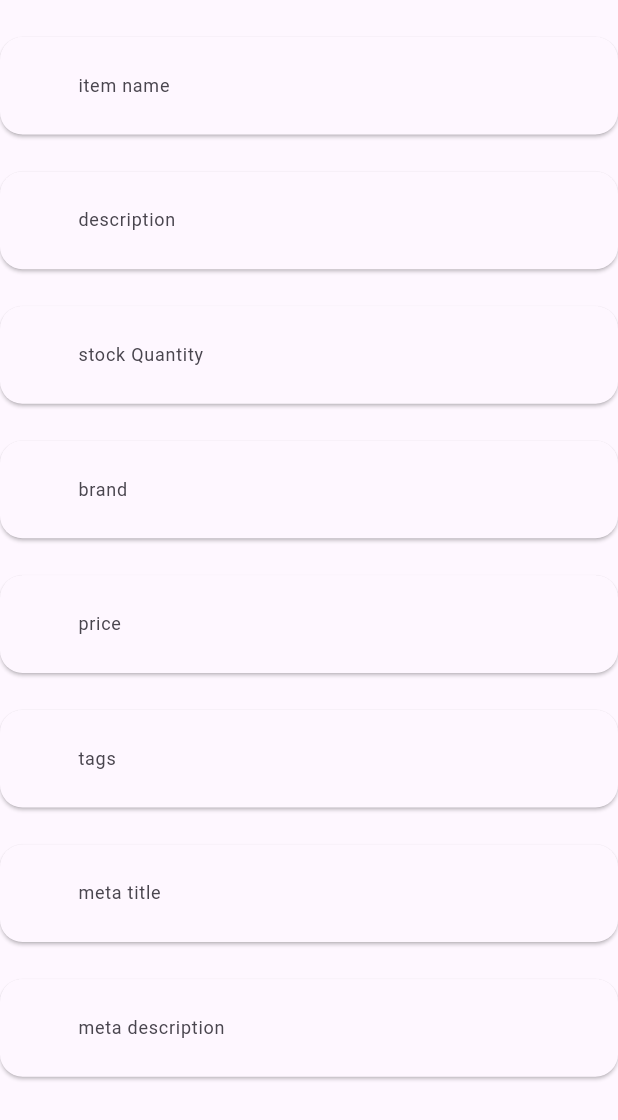
After one commit to VishnuMelath/adast_seller, a Flutter app: the AddUpdateItem screen opened directly, on a phone screen of 412 x 824 dp. The commit adds this screen. Shown: the top 1120 px of the screen. Run offline on Flutter 3.47's test engine with Material 3 defaults, Android fonts, the light colour scheme and no system bars; our stand-ins replace bloc, cloud_firestore, firebase_auth, firebase_core, firebase_storage, flutter_bloc and 5 more; accounts and stored records are empty.

Commit message:
addupdate page and changes in datamode

```diff
--- a/lib/ themes/constants.dart
+++ b/lib/ themes/constants.dart
@@ -28,6 +28,8 @@ Map<bool, Icon> eye = {
 const String imagePath =
     'https://firebasestorage.googleapis.com/v0/b/adast-425404.appspot.com/o/profileImages%2Fbusinessman.png?alt=media&token=1245ce78-22fa-43d1-b863-bad64a8dcab4';
 
-List<String> options = [
+List<String> drawerOptions = [
        'Dashboard', 'Inventory', 'Reservations', 'Inbox', 'Revenue', 'Settings'
     ];
+
+List<String> categoryOptios =['Shirt',];
--- a/lib/custom_widgets/custom_textfield.dart
+++ b/lib/custom_widgets/custom_textfield.dart
@@ -9,8 +9,10 @@ class CustomTextfield extends StatefulWidget {
   final bool password;
   final TextEditingController? passController;
   final int maxLines;
+  final bool number;
   const CustomTextfield({
     super.key,
+    this.number=false,
     this.login = false,
     this.password = false,
     required this.label,
@@ -43,6 +45,7 @@ class _CustomTextfieldState extends State<CustomTextfield> {
         borderRadius: BorderRadius.circular(15),
         elevation: elevation,
         child: TextFormField(
+          keyboardType: widget.number?TextInputType.number:TextInputType.text,
           maxLines: widget.maxLines,
           minLines: 1,
           autovalidateMode: widget.login||widget.passController!=null
--- /dev/null
+++ b/lib/features/add_update_item/UI/add_update_item.dart
@@ -0,0 +1,36 @@
+import 'package:adast_seller/custom_widgets/custom_textfield.dart';
+import 'package:flutter/material.dart';
+
+class AddUpdateItem extends StatelessWidget {
+  const AddUpdateItem({super.key});
+
+  @override
+  Widget build(BuildContext context) {
+    GlobalKey<FormState> formkey =GlobalKey();
+    TextEditingController nameController=TextEditingController();
+    TextEditingController descriptionController = TextEditingController();
+    TextEditingController quantityController =TextEditingController();
+    TextEditingController brandController=TextEditingController();
+    TextEditingController priceController=TextEditingController();
+    TextEditingController tagsController =TextEditingController();
+    TextEditingController metaTitleController=TextEditingController();
+    TextEditingController metaDescriptionController =TextEditingController();
+
+    return Scaffold(
+      body: Form(
+        key: formkey,
+        child: ListView(
+          children: [
+            CustomTextfield(label: 'item name', controller: nameController),
+            CustomTextfield(label: 'description', controller: descriptionController,maxLines: 6,),
+            CustomTextfield(label: 'stock Quantity', controller: quantityController),
+            CustomTextfield(label: 'brand', controller: brandController),
+            CustomTextfield(label: 'price', controller: priceController),
+            CustomTextfield(label: 'tags', controller: tagsController),
+            CustomTextfield(label: "meta title", controller: metaTitleController),
+            CustomTextfield(label: 'meta description', controller: metaDescriptionController)
+          ],
+      ),),
+    );
+  }
+}
--- /dev/null
+++ b/lib/features/add_update_item/bloc/add_update_event.dart
@@ -0,0 +1,4 @@
+part of 'add_update_bloc.dart';
+
+@immutable
+sealed class AddUpdateEvent {}
--- /dev/null
+++ b/lib/features/add_update_item/bloc/add_update_state.dart
@@ -0,0 +1,6 @@
+part of 'add_update_bloc.dart';
+
+@immutable
+sealed class AddUpdateState {}
+
+final class AddUpdateInitial extends AddUpdateState {}
--- a/lib/features/drawer/UI/drawer.dart
+++ b/lib/features/drawer/UI/drawer.dart
@@ -25,12 +25,12 @@ class DrawerPage extends StatelessWidget {
           builder: (context, state) {
             if (state is DrawerOptionState) {
               return Text(
-                options[state.index],
+                drawerOptions[state.index],
                 style: greenTextStyle,
               );
             } else {
               return Text(
-                options[0],
+                drawerOptions[0],
                 style: greenTextStyle,
               );
             }
@@ -84,7 +84,7 @@ class DrawerPage extends StatelessWidget {
                 (index) => customListTile(() {
                   Navigator.pop(context);
                   drawerBloc.add(DrawerOptionTappedEvent(index: index));
-                }, options[index]),
+                }, drawerOptions[index]),
               ),
               TextButton(
                   onPressed: () {
--- a/lib/features/drawer/bloc/drawer_bloc.dart
+++ b/lib/features/drawer/bloc/drawer_bloc.dart
@@ -19,5 +19,6 @@ class DrawerBloc extends Bloc<DrawerEvent, DrawerState> {
 
   FutureOr<void> drawerOptionTappedEvent(DrawerOptionTappedEvent event, Emitter<DrawerState> emit) {
     emit(DrawerOptionState(index: event.index));
+
   }
 }
```
Also changed, not shown: lib/features/add_update_item/bloc/add_update_bloc.dart (added, +13 -0 lines), lib/models/cloth_model.dart (+56 -26 lines).
